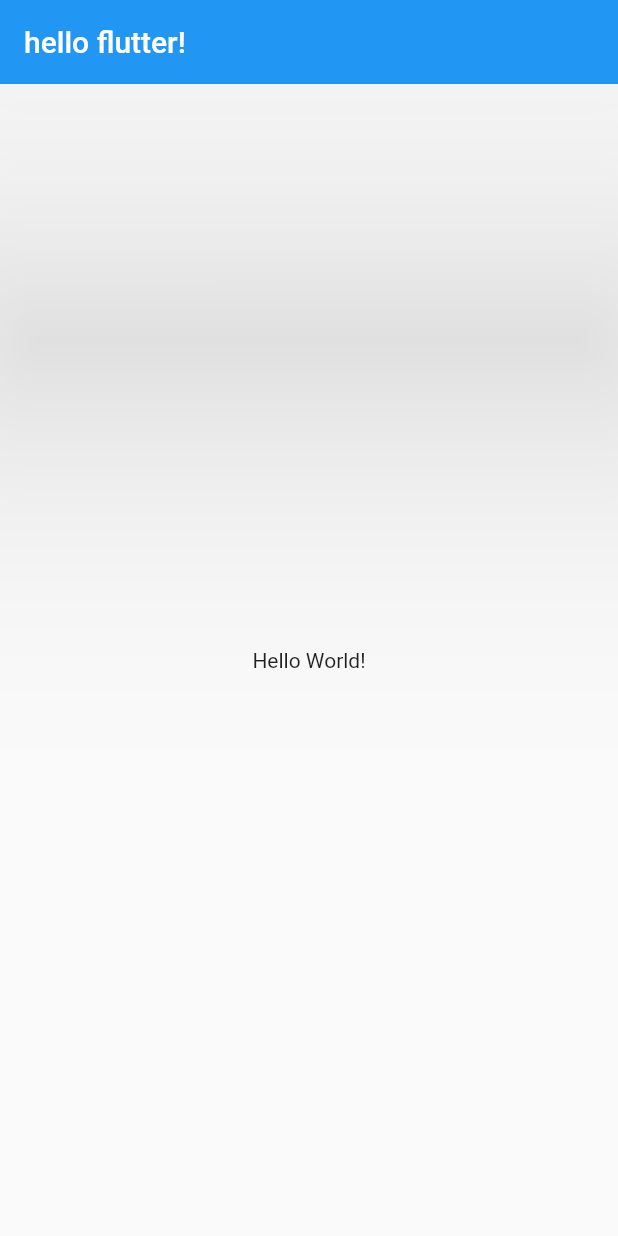
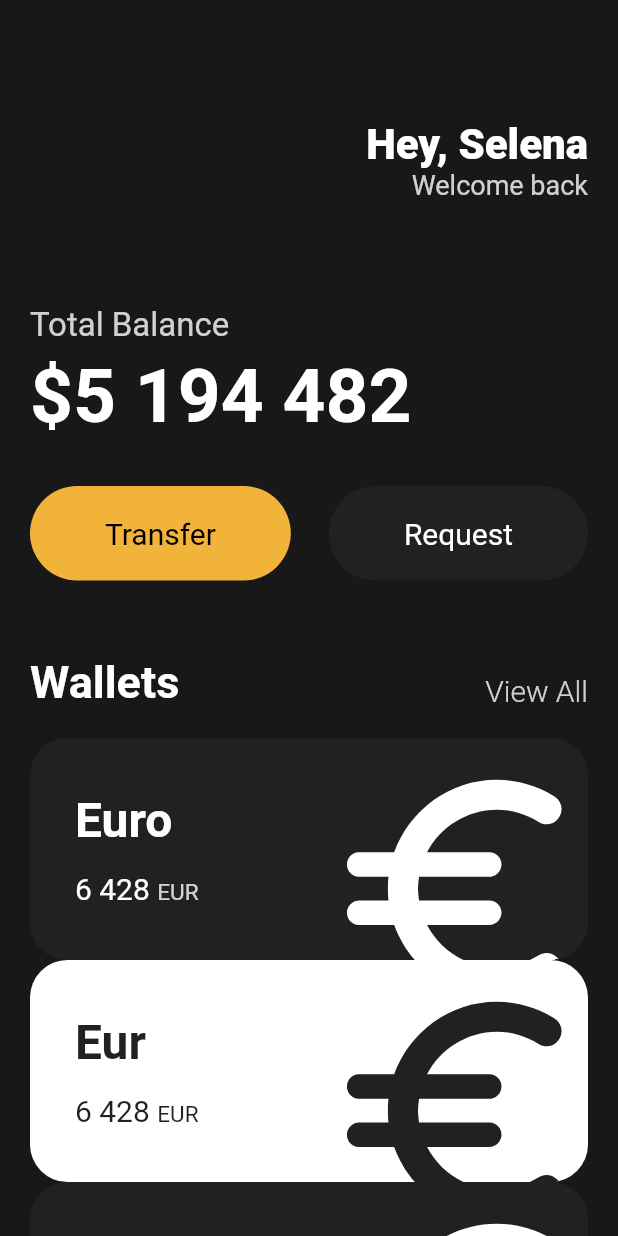
Before and after one commit to YennnyHan/Flutter_toonflix, a Flutter app: the screen it shows after launch, on a phone screen of 412 x 824 dp. Run offline on Flutter 3.47's test engine with Material 2 defaults, Android fonts, the phone set to English and light mode, and no system bars.

Commit message:
[feat] UI setting

```diff
--- a/lib/main.dart
+++ b/lib/main.dart
@@ -1,22 +1,142 @@
 import 'package:flutter/material.dart';
+import 'package:toonflix/widgets/Button.dart';
+import 'package:toonflix/widgets/currencycard.dart';
 
 void main() {
-  runApp(App());
+  runApp(const App());
 }
 
 class App extends StatelessWidget {
+  const App({super.key});
+
   @override
   Widget build(BuildContext context) {
     return MaterialApp(
       home: Scaffold(
-        appBar: AppBar(
-          elevation: 100,
-          title: Text('hello flutter!'),
-        ),
-        body: Center(
-          child: Text('Hello World!'),
-        ),
-      ),
+          backgroundColor: const Color(0xFF181818),
+          body: SingleChildScrollView(
+            child: Padding(
+              padding: const EdgeInsets.symmetric(
+                horizontal: 20,
+              ),
+              child: Column(
+                crossAxisAlignment: CrossAxisAlignment.start,
+                children: [
+                  const SizedBox(
+                    height: 80,
+                  ),
+                  Row(
+                    mainAxisAlignment: MainAxisAlignment.end,
+                    children: [
+                      Column(
+                        crossAxisAlignment: CrossAxisAlignment.end,
+                        children: [
+                          const Text(
+                            "Hey, Selena",
+                            style: TextStyle(
+                                color: Colors.white,
+                                fontSize: 28,
+                                fontWeight: FontWeight.w800),
+                          ),
+                          Text(
+                            "Welcome back",
+                            style: TextStyle(
+                                color: Colors.white.withOpacity(0.8),
+                                fontSize: 18),
+                          ),
+                        ],
+                      )
+                    ],
+                  ),
+                  const SizedBox(
+                    height: 70,
+                  ),
+                  Text(
+                    "Total Balance",
+                    style: TextStyle(
+                      color: Colors.white.withOpacity(0.8),
+                      fontSize: 22,
+                    ),
+                  ),
+                  const SizedBox(
+                    height: 5,
+                  ),
+                  const Text(
+                    "\$5 194 482",
+                    style: TextStyle(
+                        color: Colors.white,
+                        fontSize: 50,
+                        fontWeight: FontWeight.w600),
+                  ),
+                  const SizedBox(
+                    height: 30,
+                  ),
+                  Row(
+                    mainAxisAlignment: MainAxisAlignment.spaceBetween,
+                    children: const [
+                      Button(
+                          text: "Transfer",
+                          bgColor: Color(0xFFF2B33A),
+                          textColor: Colors.black),
+                      Button(
+                          text: "Request",
+                          bgColor: Color(0xFF1F2123),
+                          textColor: Colors.white),
+                    ],
+                  ),
+                  const SizedBox(
+                    height: 50,
+                  ),
+                  Row(
+                    mainAxisAlignment: MainAxisAlignment.spaceBetween,
+                    crossAxisAlignment: CrossAxisAlignment.end,
+                    children: [
+                      const Text(
+                        "Wallets",
+                        style: TextStyle(
+                          fontSize: 30,
+                          color: Colors.white,
+                          fontWeight: FontWeight.bold,
+                        ),
+                      ),
+                      Text(
+                        "View All",
+                        style: TextStyle(
+                          fontSize: 20,
+                          color: Colors.white.withOpacity(0.8),
+                          fontWeight: FontWeight.w300,
+                        ),
+                      ),
+                    ],
+                  ),
+                  const SizedBox(
+                    height: 20,
+                  ),
+                  const CurrencyCard(
+                    name: "Euro",
+                    code: "EUR",
+                    amount: "6 428",
+                    icon: Icons.euro_rounded,
+                    isInverted: false,
+                  ),
+                  const CurrencyCard(
+                    name: "Eur",
+                    code: "EUR",
+                    amount: "6 428",
+                    icon: Icons.euro_rounded,
+                    isInverted: true,
+                  ),
+                  const CurrencyCard(
+                    name: "Eur",
+                    code: "EUR",
+                    amount: "6 428",
+                    icon: Icons.euro_rounded,
+                    isInverted: false,
+                  ),
+                ],
+              ),
+            ),
+          )),
     );
   }
 }
--- /dev/null
+++ b/lib/widgets/button.dart
@@ -0,0 +1,36 @@
+import 'package:flutter/material.dart';
+
+class Button extends StatelessWidget {
+  final String text;
+  final Color bgColor;
+  final Color textColor;
+
+  const Button(
+      {super.key,
+      required this.text,
+      required this.bgColor,
+      required this.textColor});
+
+  @override
+  Widget build(BuildContext context) {
+    return Container(
+      decoration: BoxDecoration(
+        color: bgColor,
+        borderRadius: BorderRadius.circular(45),
+      ),
+      child: Padding(
+        padding: const EdgeInsets.symmetric(
+          vertical: 20,
+          horizontal: 50,
+        ),
+        child: Text(
+          text,
+          style: TextStyle(
+            fontSize: 20,
+            color: textColor,
+          ),
+        ),
+      ),
+    );
+  }
+}
--- /dev/null
+++ b/lib/widgets/currencycard.dart
@@ -0,0 +1,89 @@
+import 'package:flutter/material.dart';
+
+class CurrencyCard extends StatelessWidget {
+  final String name, code, amount;
+  final IconData icon;
+  final bool isInverted;
+
+  const CurrencyCard({
+    super.key,
+    required this.name,
+    required this.code,
+    required this.amount,
+    required this.icon,
+    required this.isInverted,
+  });
+  @override
+  Widget build(BuildContext context) {
+    return Container(
+      clipBehavior: Clip.hardEdge,
+      decoration: BoxDecoration(
+        color: isInverted ? Colors.white : const Color(0xFF1F2123),
+        borderRadius: BorderRadius.circular(25),
+      ),
+      child: Padding(
+        padding: const EdgeInsets.all(30),
+        child: Row(
+          mainAxisAlignment: MainAxisAlignment.spaceBetween,
+          children: [
+            Column(
+              crossAxisAlignment: CrossAxisAlignment.start,
+              children: [
+                Text(
+                  name,
+                  style: TextStyle(
+                    color: isInverted ? const Color(0xFF1F2123) : Colors.white,
+                    fontSize: 32,
+                    fontWeight: FontWeight.w600,
+                  ),
+                ),
+                const SizedBox(
+                  height: 15,
+                ),
+                Row(
+                  crossAxisAlignment: CrossAxisAlignment.end,
+                  children: [
+                    Text(
+                      amount,
+                      style: TextStyle(
+                        color:
+                            isInverted ? const Color(0xFF1F2123) : Colors.white,
+                        fontSize: 20,
+                      ),
+                    ),
+                    const SizedBox(
+                      width: 5,
+                    ),
+                    Text(
+                      code,
+                      style: TextStyle(
+                        color: isInverted
+                            ? const Color(0xFF1F2123)
+                            : Colors.white.withOpacity(0.8),
+                        fontSize: 15,
+                      ),
+                    ),
+                  ],
+                )
+              ],
+            ),
+            Transform.scale(
+              scale: 2.2,
+              child: Transform.translate(
+                offset: const Offset(
+                  -5,
+                  12,
+                ),
+                child: Icon(
+                  icon,
+                  color: isInverted ? const Color(0xFF1F2123) : Colors.white,
+                  size: 88,
+                ),
+              ),
+            ),
+          ],
+        ),
+      ),
+    );
+  }
+}
```
